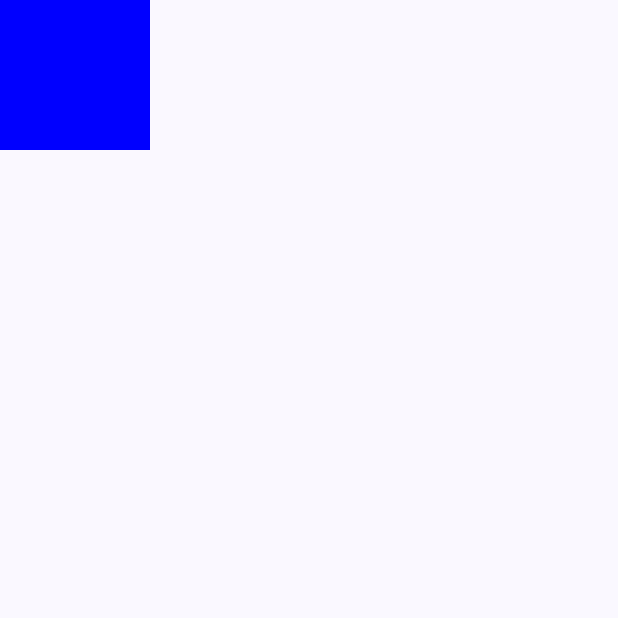
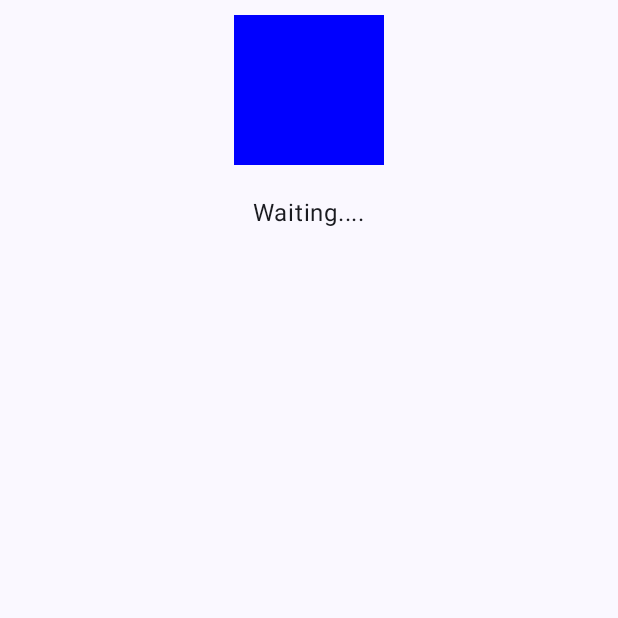
Before and after one commit to Sofochka13/GestureDemo, an Android app built with Jetpack Compose: the screen it shows after launch (MainActivity), on a phone screen of 412 x 824 dp, the top half of it. Run offline under Robolectric (Android 15) with nearby library versions, the phone set to English and light mode, and no system bars.

Commit message:
Add TapPressDemo

```diff
--- a/app/src/main/java/com/example/gesturedemo/MainActivity.kt
+++ b/app/src/main/java/com/example/gesturedemo/MainActivity.kt
@@ -27,6 +27,13 @@ import androidx.compose.runtime.mutableStateOf
 import androidx.compose.runtime.remember
 import androidx.compose.runtime.setValue
 import androidx.compose.ui.unit.dp
+import androidx.compose.foundation.gestures.detectTapGestures
+import androidx.compose.foundation.layout.Column
+import androidx.compose.foundation.layout.Spacer
+import androidx.compose.foundation.layout.height
+import androidx.compose.material3.Text
+import androidx.compose.ui.Alignment
+import androidx.compose.ui.input.pointer.pointerInput
 
 class MainActivity : ComponentActivity() {
     override fun onCreate(savedInstanceState: Bundle?) {
@@ -65,8 +72,36 @@ fun ClickDemo(modifier: Modifier = Modifier) {
 }
 
 @Composable
+fun TapPressDemo(modifier: Modifier = Modifier) {
+    var textState by remember { mutableStateOf("Waiting....") }
+    val tapHandler = { status: String -> textState = status }
+
+    Column(
+        horizontalAlignment = Alignment.CenterHorizontally,
+        modifier = modifier.fillMaxSize()
+    ) {
+        Box(
+            Modifier
+                .padding(10.dp)
+                .background(Color.Blue)
+                .size(100.dp)
+                .pointerInput(Unit) {
+                    detectTapGestures(
+                        onPress = { tapHandler("onPress Detected") },
+                        onDoubleTap = { tapHandler("onDoubleTap Detected") },
+                        onLongPress = { tapHandler("onLongPress Detected") },
+                        onTap = { tapHandler("onTap Detected") }
+                    )
+                }
+        )
+        Spacer(Modifier.height(10.dp))
+        Text(textState)
+    }
+}
+
+@Composable
 fun MainScreen(modifier: Modifier = Modifier) {
-    ClickDemo(modifier)
+    TapPressDemo(modifier)
 }
 
 @Preview(showBackground = true, showSystemUi = true)
```
